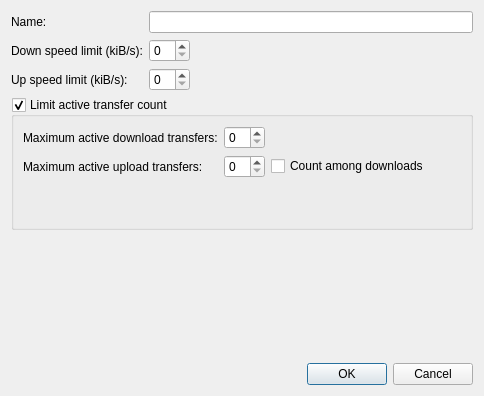
First picture: the form in QueueDlg.ui, repository LubosD/fatrat, before the edit.
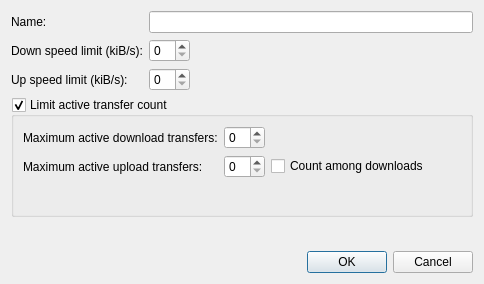
Second picture: the form after the edit.

```diff
--- a/QueueDlg.ui
+++ b/QueueDlg.ui
@@ -6,7 +6,7 @@
     <x>0</x>
     <y>0</y>
     <width>484</width>
-    <height>396</height>
+    <height>284</height>
    </rect>
   </property>
   <property name="windowTitle" >
```
